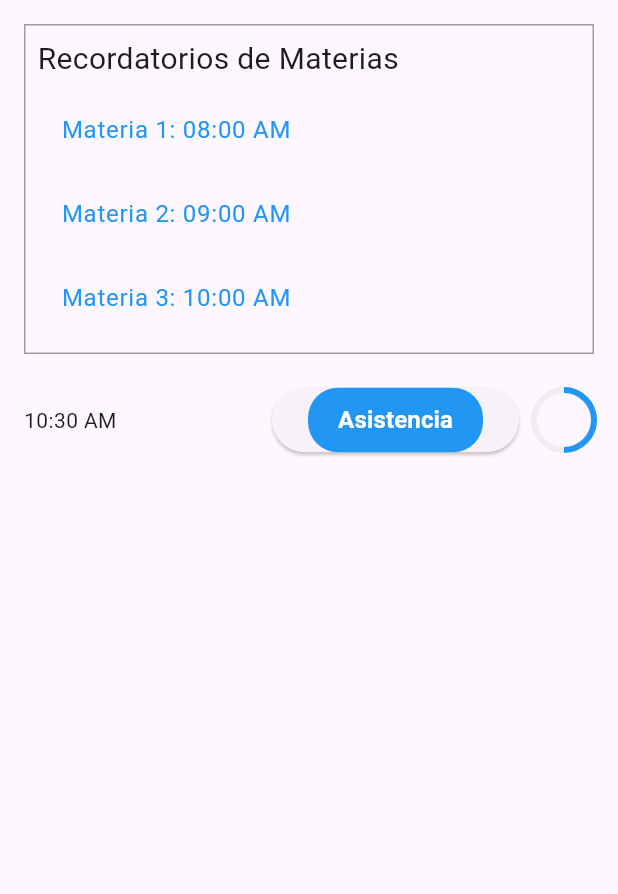
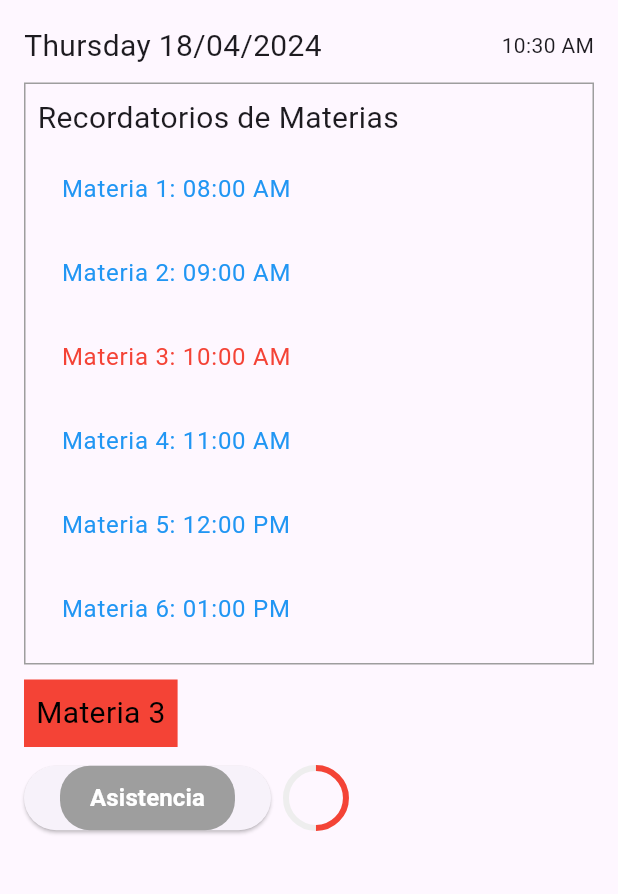
Before and after one commit to ManuelRiver4/presentnow, a Flutter app: the screen it shows after launch, after a tap on "Asistencia", on a phone screen of 412 x 824 dp, the part 84-978 px from its top. Run offline on Flutter 3.47's test engine with Material 3 defaults, Android fonts, the phone set to English and light mode, and no system bars; network calls fail.

Commit message:
interfaz_falta_api

```diff
--- a/lib/main.dart
+++ b/lib/main.dart
@@ -27,16 +27,35 @@ class _MyHomePageState extends State<MyHomePage> with TickerProviderStateMixin {
   double progress = 0.0;
   late AnimationController progressController;
   Color barColor = Colors.blue;
-  List<Color> materiaColors = [Colors.blue, Colors.blue, Colors.blue];
+  List<Color> materiaColors = [
+    Colors.blue,
+    Colors.blue,
+    Colors.blue,
+    Colors.blue,
+    Colors.blue,
+    Colors.blue
+  ];
   List<String> materiaTimes = [
     "08:00 AM",
     "09:00 AM",
-    "10:00 AM"
+    "10:00 AM",
+    "11:00 AM",
+    "12:00 PM",
+    "01:00 PM"
   ]; // Horas personalizadas para cada materia
 
-  List<String> materias = ["Materia 1", "Materia 2", "Materia 3"];
+  List<String> materias = [
+    "Materia 1",
+    "Materia 2",
+    "Materia 3",
+    "Materia 4",
+    "Materia 5",
+    "Materia 6"
+  ];
   bool showAttendance = false;
   bool daySaved = false;
+  bool attendanceButtonDisabled =
+      false; // Variable para controlar si el botón de asistencia está bloqueado
 
   @override
   void initState() {
@@ -73,6 +92,11 @@ class _MyHomePageState extends State<MyHomePage> with TickerProviderStateMixin {
           daySaved = true;
           saveDay();
         }
+
+        // Activar el botón de asistencia después de que cambie la hora
+        setState(() {
+          attendanceButtonDisabled = false;
+        });
       } else {
         daySaved = false; // Restablecer la bandera para guardar el día
       }
@@ -91,27 +115,23 @@ class _MyHomePageState extends State<MyHomePage> with TickerProviderStateMixin {
 
     // Actualizar el índice de la materia actual según la hora del día
     int hour = DateTime.now().hour;
-    if (hour == 8 && currentMinute >= 0 && currentMinute <= 15) {
-      currentMateriaIndex = 0;
-    } else if (hour == 9 && currentMinute >= 0 && currentMinute <= 15) {
-      currentMateriaIndex = 1;
-    } else if (hour == 10 && currentMinute >= 0 && currentMinute <= 15) {
-      currentMateriaIndex = 2;
+    if (hour >= 8 && hour <= 13) {
+      currentMateriaIndex = hour - 8;
     } else {
       currentMateriaIndex = -1; // Fuera del horario de las materias
     }
 
     // Verificar si el horario actual está dentro del rango de alguna materia
     if (currentMateriaIndex >= 0 && currentMateriaIndex < materias.length) {
-      if (currentMinute >= 15 && currentMinute < 20) {
-        barColor = Colors.yellow;
+      if (currentMinute < 15) {
+        barColor = Colors.green;
+        materiaColors[currentMateriaIndex] = Colors.green;
+      } else if (currentMinute >= 15 && currentMinute <= 20) {
+        barColor = Colors.yellow; // Cambiado a amarillo en lugar de azul
         materiaColors[currentMateriaIndex] = Colors.yellow;
-      } else if (currentMinute >= 20 && currentMinute < 40) {
+      } else if (currentMinute > 20 && currentMinute < 60) {
         barColor = Colors.red;
         materiaColors[currentMateriaIndex] = Colors.red;
-      } else if (currentMinute <= 15) {
-        barColor = Colors.green;
-        materiaColors[currentMateriaIndex] = Colors.green;
       } else {
         barColor = Colors.blue; // Restablecer a azul fuera del rango de tiempo
         materiaColors[currentMateriaIndex] = Colors.blue;
@@ -225,6 +245,17 @@ class _MyHomePageState extends State<MyHomePage> with TickerProviderStateMixin {
           child: Column(
             crossAxisAlignment: CrossAxisAlignment.start,
             children: [
+              Row(
+                children: [
+                  Text(
+                    currentDate,
+                    style: TextStyle(fontSize: 20.0),
+                  ),
+                  Spacer(),
+                  Text(currentTime),
+                ],
+              ),
+              SizedBox(height: 10.0),
               Container(
                 decoration: BoxDecoration(
                   border: Border.all(color: Colors.grey),
@@ -253,11 +284,10 @@ class _MyHomePageState extends State<MyHomePage> with TickerProviderStateMixin {
                 ),
               ),
               SizedBox(height: 10.0),
-              if (showAttendance && currentMateriaIndex >= 0)
+              if (currentMateriaIndex >= 0 && showAttendance)
                 Container(
                   color: currentMateriaIndex < materias.length
-                      ? materiaColors[
-                          currentMateriaIndex] // Color de fondo según la materia actual
+                      ? materiaColors[currentMateriaIndex]
                       : Colors.grey,
                   padding: const EdgeInsets.all(8.0),
                   child: Text(
@@ -266,17 +296,26 @@ class _MyHomePageState extends State<MyHomePage> with TickerProviderStateMixin {
                         : 'Todavía no ha comenzado el día',
                     style: TextStyle(
                       fontSize: 20.0,
-                      color: Colors.black, // Texto de la materia en negro
+                      color: Colors.black,
                     ),
                   ),
                 ),
               SizedBox(height: 10.0),
               Row(
                 children: [
-                  Text(currentTime),
-                  Spacer(),
                   ElevatedButton(
                     onPressed: () {
+                      if (attendanceButtonDisabled) return;
+
+                      if (showAttendance) {
+                        // Si ya se ha registrado la asistencia, cambiar el color de la materia a azul
+                        setState(() {
+                          materiaColors[currentMateriaIndex] = Colors.blue;
+                          showAttendance = false;
+                        });
+                      } else {
+                        // Código existente para registrar la asistencia
+                        if (!showAttendance) {
                           // Calcular el progreso y actualizar los colores de las materias
                           calculateProgress();
 
@@ -292,17 +331,19 @@ class _MyHomePageState extends State<MyHomePage> with TickerProviderStateMixin {
                             Future.delayed(Duration(seconds: 2), () {
                               ScaffoldMessenger.of(context).showSnackBar(
                                 SnackBar(
-                              content: Text('Éxito en registrar asistencia'),
+                                  content:
+                                      Text('Éxito en registrar asistencia'),
                                   backgroundColor: Colors.green,
                                 ),
                               );
                             });
-                      } else if (DateTime.now().minute >= 15 &&
-                          DateTime.now().minute < 20 &&
+                          } else if (DateTime.now().minute > 15 &&
+                              DateTime.now().minute <= 20 &&
                               currentMateriaIndex >= 0) {
                             // Cambiar el color de la barra y el recuadro de la materia a amarillo
                             setState(() {
-                          materiaColors[currentMateriaIndex] = Colors.yellow;
+                              materiaColors[currentMateriaIndex] =
+                                  Colors.yellow;
                               showAttendance = true;
                             });
                             // Mostrar mensaje de asistencia registrada con retraso de 2 segundos
@@ -315,8 +356,7 @@ class _MyHomePageState extends State<MyHomePage> with TickerProviderStateMixin {
                                 ),
                               );
                             });
-                      } else if (DateTime.now().minute >= 20 &&
-                          DateTime.now().minute < 40 &&
+                          } else if (DateTime.now().minute > 20 &&
                               currentMateriaIndex >= 0) {
                             // Cambiar el color de la barra y el recuadro de la materia a rojo
                             setState(() {
@@ -327,18 +367,26 @@ class _MyHomePageState extends State<MyHomePage> with TickerProviderStateMixin {
                             Future.delayed(Duration(seconds: 2), () {
                               ScaffoldMessenger.of(context).showSnackBar(
                                 SnackBar(
-                              content: Text('Error al registrar asistencia'),
+                                  content:
+                                      Text('Error al registrar asistencia'),
                                   backgroundColor: Colors.red,
                                 ),
                               );
                             });
+                          }
+
+                          // Desactivar el botón de asistencia después de hacer clic
+                          setState(() {
+                            attendanceButtonDisabled = true;
+                          });
+                        }
                       }
                     },
                     child: Container(
                       padding:
                           EdgeInsets.symmetric(horizontal: 20, vertical: 10),
                       decoration: BoxDecoration(
-                        color: Colors.blue,
+                        color: showAttendance ? Colors.grey : Colors.blue,
                         borderRadius: BorderRadius.circular(20),
                       ),
                       child: Text(
```
Lines whose indentation alone changed are shown as unchanged.
